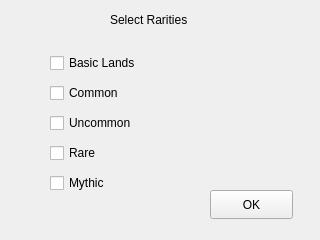
Above: src/interface/rarity.ui from AbioticFactor/PostureMonitor before the change. Below: the same form after it.
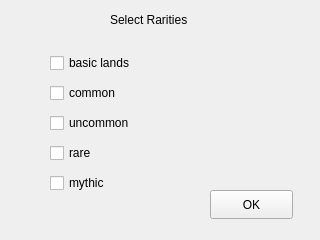
That is the form after the change.

Patch:
```diff
--- a/src/interface/rarity.ui
+++ b/src/interface/rarity.ui
@@ -24,7 +24,7 @@
      </rect>
     </property>
     <property name="text">
-     <string>Common</string>
+     <string>common</string>
     </property>
    </widget>
    <widget class="QCheckBox" name="checkBox_2">
@@ -37,7 +37,7 @@
      </rect>
     </property>
     <property name="text">
-     <string>Basic Lands</string>
+     <string>basic lands</string>
     </property>
    </widget>
    <widget class="QLabel" name="label">
@@ -63,7 +63,7 @@
      </rect>
     </property>
     <property name="text">
-     <string>Uncommon</string>
+     <string>uncommon</string>
     </property>
    </widget>
    <widget class="QCheckBox" name="checkBox_4">
@@ -76,7 +76,7 @@
      </rect>
     </property>
     <property name="text">
-     <string>Rare</string>
+     <string>rare</string>
     </property>
    </widget>
    <widget class="QCheckBox" name="checkBox_5">
@@ -89,7 +89,7 @@
      </rect>
     </property>
     <property name="text">
-     <string>Mythic</string>
+     <string>mythic</string>
     </property>
    </widget>
    <widget class="QPushButton" name="okButton">
```
